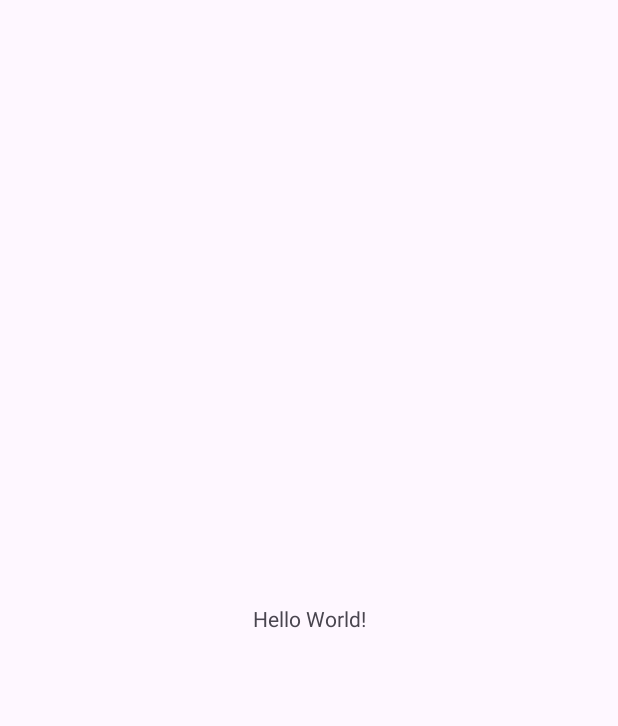
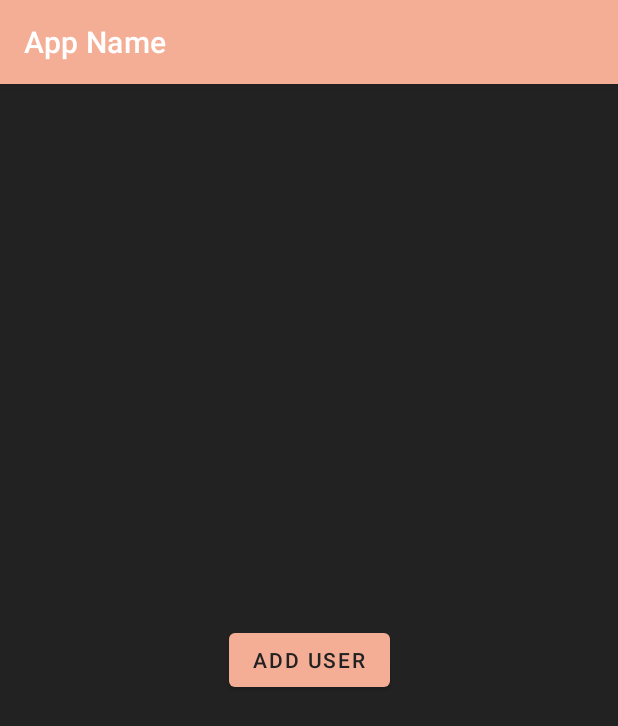
Before and after one commit to Kishore121523/Assignment_1_App, an Android app: the screen it shows after launch (MainActivity), on a phone screen of 412 x 824 dp. Before the commit the part shown is almost empty. Shown: the top 726 px of the screen. Run offline under Robolectric (Android 15) with nearby library versions, the phone set to English and light mode, and no system bars.

Commit message:
Added two activities

```diff
--- a/app/src/main/AndroidManifest.xml
+++ b/app/src/main/AndroidManifest.xml
@@ -13,6 +13,9 @@
         android:theme="@style/Theme.Assignment1_App"
         tools:targetApi="31">
         <activity
+            android:name=".SecondPage"
+            android:exported="false" />
+        <activity
             android:name=".MainActivity"
             android:exported="true">
             <intent-filter>
--- a/app/src/main/java/com/example/assignment1_app/MainActivity.kt
+++ b/app/src/main/java/com/example/assignment1_app/MainActivity.kt
@@ -1,20 +1,62 @@
 package com.example.assignment1_app
 
+import android.app.Activity
+import android.content.Intent
 import android.os.Bundle
-import androidx.activity.enableEdgeToEdge
+import android.view.ViewGroup
+import android.widget.Button
 import androidx.appcompat.app.AppCompatActivity
-import androidx.core.view.ViewCompat
-import androidx.core.view.WindowInsetsCompat
+import androidx.cardview.widget.CardView
+import android.widget.TextView
 
 class MainActivity : AppCompatActivity() {
+
+    private lateinit var containerView: ViewGroup
+    private val SECOND_PAGE_REQUEST_CODE = 1 // Define your request code here
+
     override fun onCreate(savedInstanceState: Bundle?) {
         super.onCreate(savedInstanceState)
-        enableEdgeToEdge()
         setContentView(R.layout.activity_main)
-        ViewCompat.setOnApplyWindowInsetsListener(findViewById(R.id.main)) { v, insets ->
-            val systemBars = insets.getInsets(WindowInsetsCompat.Type.systemBars())
-            v.setPadding(systemBars.left, systemBars.top, systemBars.right, systemBars.bottom)
-            insets
+
+        containerView = findViewById(R.id.containerView)
+
+        val addUserButton: Button = findViewById(R.id.btn1)
+        addUserButton.setOnClickListener {
+            val intent = Intent(this, SecondPage::class.java)
+            startActivityForResult(intent, SECOND_PAGE_REQUEST_CODE)
         }
     }
+
+    override fun onActivityResult(requestCode: Int, resultCode: Int, data: Intent?) {
+        super.onActivityResult(requestCode, resultCode, data)
+        if (requestCode == SECOND_PAGE_REQUEST_CODE && resultCode == Activity.RESULT_OK) {
+            // Retrieve user details from intent data
+            val name = data?.getStringExtra("userName") ?: ""
+            val age = data?.getStringExtra("userAge") ?: ""
+            val job = data?.getStringExtra("userJob") ?: ""
+            val sex = data?.getStringExtra("userSex") ?: ""
+            val phone = data?.getStringExtra("userPhone") ?: ""
+            val email = data?.getStringExtra("userEmail") ?: ""
+
+            // Create and add a card view with user details
+            val userCard = createCardView(name, age, job, sex, phone, email)
+            containerView.addView(userCard)
+        }
+    }
+
+    private fun createCardView(name: String, age: String, job: String, sex: String, phone: String, email: String): CardView {
+        val cardView = CardView(this)
+        val layoutParams = ViewGroup.LayoutParams(
+            ViewGroup.LayoutParams.MATCH_PARENT,
+            ViewGroup.LayoutParams.WRAP_CONTENT
+        )
+        cardView.layoutParams = layoutParams
+
+        val textView = TextView(this)
+        textView.text = "Name: $name\nAge: $age\nJob: $job\nSex: $sex\nPhone: $phone\nEmail: $email"
+        textView.setPadding(16, 16, 16, 16)
+
+        cardView.addView(textView)
+        return cardView
+    }
 }
--- a/app/src/main/res/layout/activity_main.xml
+++ b/app/src/main/res/layout/activity_main.xml
@@ -7,10 +7,21 @@
     android:layout_height="match_parent"
     tools:context=".MainActivity">
 
-    <TextView
+    <LinearLayout
+        android:id="@+id/containerView"
+        android:layout_width="match_parent"
+        android:layout_height="wrap_content"
+        android:orientation="vertical"
+        android:padding="16dp"
+        app:layout_constraintBottom_toTopOf="@+id/btn1"
+        app:layout_constraintTop_toTopOf="parent" />
+
+    <Button
+        android:id="@+id/btn1"
         android:layout_width="wrap_content"
         android:layout_height="wrap_content"
-        android:text="Hello World!"
+        android:text="Add user"
+        android:textColor="@color/bgColor"
         app:layout_constraintBottom_toBottomOf="parent"
         app:layout_constraintEnd_toEndOf="parent"
         app:layout_constraintStart_toStartOf="parent"
--- a/app/src/main/res/values/colors.xml
+++ b/app/src/main/res/values/colors.xml
@@ -2,4 +2,9 @@
 <resources>
     <color name="black">#FF000000</color>
     <color name="white">#FFFFFFFF</color>
+    <color name="bgColor">#222222</color>
+    <color name="accentColor">#f4ae95</color>
+    <color name="actionBarBg">#111111</color>
+    <color name="fontColor">#d6d4d4</color>
+
 </resources>
--- a/app/src/main/res/values/strings.xml
+++ b/app/src/main/res/values/strings.xml
@@ -1,3 +1,3 @@
 <resources>
-    <string name="app_name">Assignment1_App</string>
+    <string name="app_name">App Name</string>
 </resources>
--- a/app/src/main/res/values/themes.xml
+++ b/app/src/main/res/values/themes.xml
@@ -1,9 +1,37 @@
 <resources xmlns:tools="http://schemas.android.com/tools">
     <!-- Base application theme. -->
-    <style name="Base.Theme.Assignment1_App" parent="Theme.Material3.DayNight.NoActionBar">
-        <!-- Customize your light theme here. -->
-        <!-- <item name="colorPrimary">@color/my_light_primary</item> -->
+    <style name="Base.Theme.Assignment1_App" parent="Theme.MaterialComponents.DayNight.DarkActionBar">
+        <!-- Primary colors -->
+        <item name="colorPrimary">@color/accentColor</item>
+        <item name="colorPrimaryVariant">@color/accentColor</item>
+        <item name="colorOnPrimary">@color/fontColor</item>
+
+<!--        &lt;!&ndash; Action Bar &ndash;&gt;-->
+        <item name="android:actionBarTheme">@style/ActionBarTheme</item>
+<!--        <item name="android:actionBarStyle">@style/ActionBarStyle</item>-->
+<!--        <item name="actionBarStyle">@style/ActionBarStyle</item> &lt;!&ndash; For compatibility with AppCompat &ndash;&gt;-->
+
+        <!-- Window background -->
+        <item name="android:windowBackground">@color/bgColor</item>
+
     </style>
 
     <style name="Theme.Assignment1_App" parent="Base.Theme.Assignment1_App" />
+
+    <!-- Define ActionBar theme -->
+    <style name="ActionBarTheme" parent="ThemeOverlay.AppCompat.ActionBar">
+        <item name="android:background">@color/actionBarBg</item> <!-- Set action bar background color -->
+        <item name="android:titleTextStyle">@style/ActionBarTitleText</item> <!-- Set title text style -->
+    </style>
+
+    <!-- Define ActionBar style -->
+    <style name="ActionBarStyle" parent="Widget.AppCompat.ActionBar.Solid">
+        <item name="android:background">@color/actionBarBg</item> <!-- Set action bar background color -->
+    </style>
+
+    <!-- Define ActionBar title text style -->
+    <style name="ActionBarTitleText" parent="TextAppearance.Widget.AppCompat.Toolbar.Title">
+        <item name="android:textColor">@color/fontColor</item> <!-- Set action bar title font color -->
+    </style>
+
 </resources>
```
Also changed, not shown: app/src/main/java/com/example/assignment1_app/SecondPage.kt (added, +47 -0 lines), app/src/main/res/layout/activity_second_page.xml (added, +103 -0 lines).
